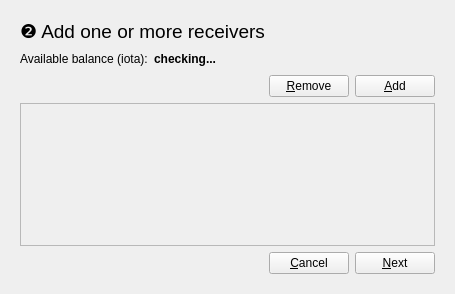
joshirio/iota-cooler, file widgets/multisigtransferwidget.ui: the form before one commit.
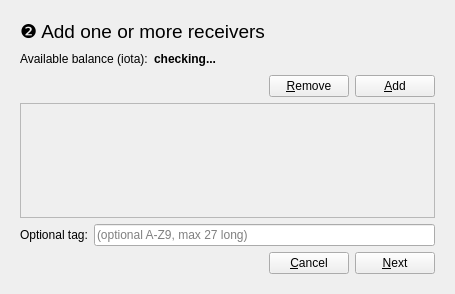
The form after the commit. The open tabs and pages were chosen to show the change.

What changed in the file:
```diff
--- a/widgets/multisigtransferwidget.ui
+++ b/widgets/multisigtransferwidget.ui
@@ -175,13 +175,37 @@
             <x>0</x>
             <y>0</y>
             <width>417</width>
-            <height>120</height>
+            <height>81</height>
            </rect>
           </property>
           <layout class="QVBoxLayout" name="scrollAreaLayout"/>
          </widget>
         </widget>
        </item>
+       <item>
+        <layout class="QHBoxLayout" name="horizontalLayout_11">
+         <item>
+          <widget class="QLabel" name="label_14">
+           <property name="text">
+            <string>Optional tag:</string>
+           </property>
+          </widget>
+         </item>
+         <item>
+          <widget class="QLineEdit" name="tagLinEdit">
+           <property name="maxLength">
+            <number>27</number>
+           </property>
+           <property name="placeholderText">
+            <string>(optional A-Z9, max 27 long)</string>
+           </property>
+           <property name="clearButtonEnabled">
+            <bool>true</bool>
+           </property>
+          </widget>
+         </item>
+        </layout>
+       </item>
        <item>
         <layout class="QHBoxLayout" name="horizontalLayout_3">
          <item>
```
